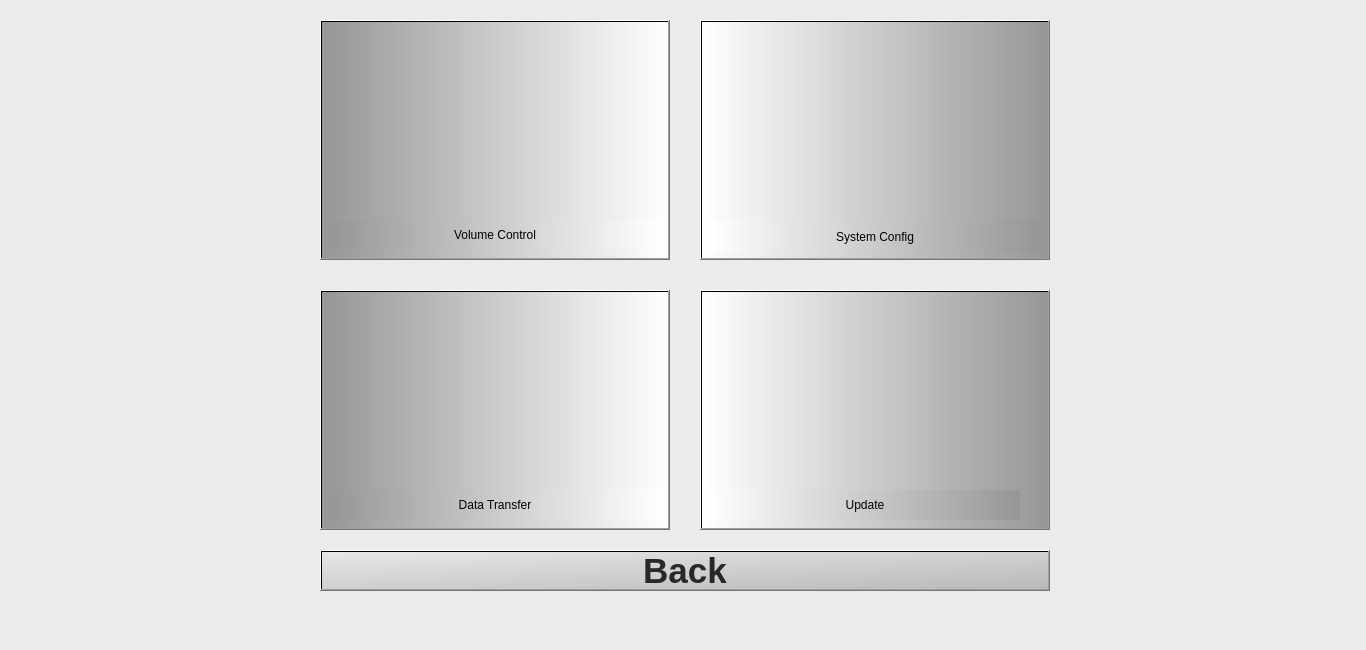
Above: settings.ui from gurpartap007/qtmop before the change. Below: the same form after it.
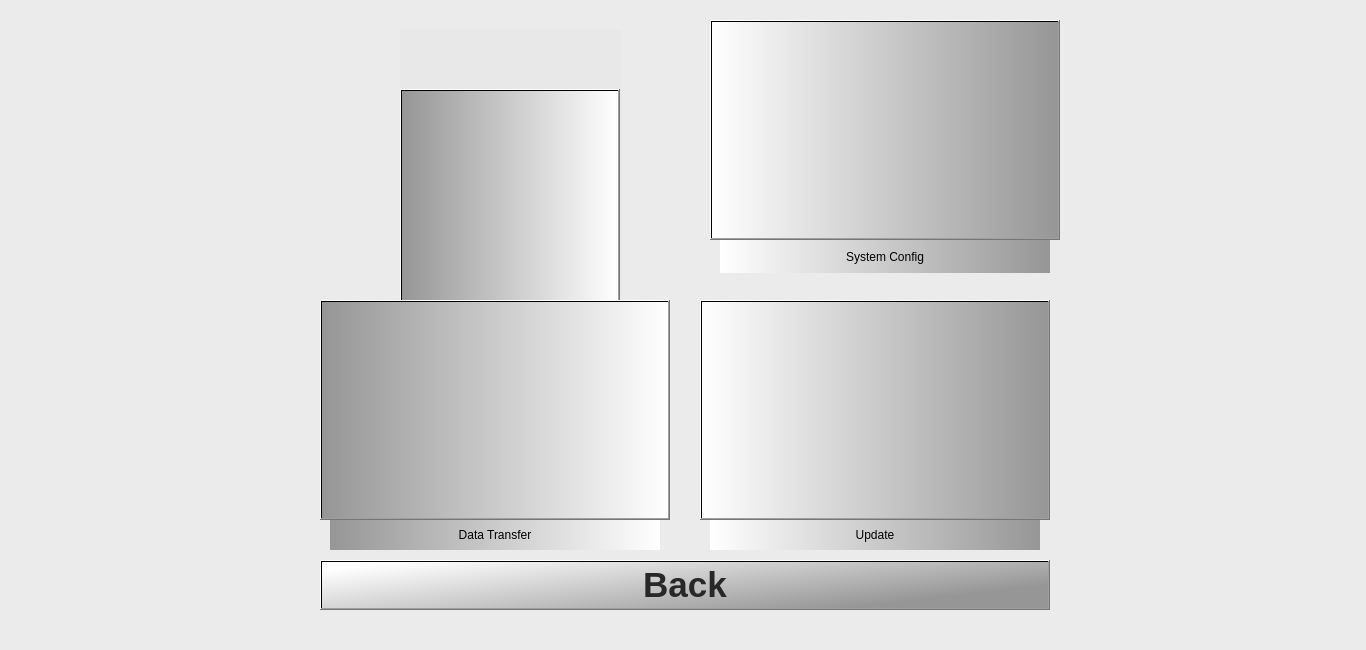
That is the form after the change. Icons and pictures are not drawn.

Diff of the .ui file:
```diff
--- a/settings.ui
+++ b/settings.ui
@@ -16,61 +16,13 @@
   <property name="styleSheet">
    <string notr="true">background-color: qlineargradient(spread:pad, x1:0, y1:0, x1:0, y1:0, stop:0 rgba(230, 230, 230, 130), stop:1 rgba(255, 255, 255, 255));</string>
   </property>
-  <widget class="QPushButton" name="vol_control">
-   <property name="geometry">
-    <rect>
-     <x>320</x>
-     <y>20</y>
-     <width>350</width>
-     <height>240</height>
-    </rect>
-   </property>
-   <property name="sizePolicy">
-    <sizepolicy hsizetype="MinimumExpanding" vsizetype="MinimumExpanding">
-     <horstretch>0</horstretch>
-     <verstretch>0</verstretch>
-    </sizepolicy>
-   </property>
-   <property name="minimumSize">
-    <size>
-     <width>240</width>
-     <height>240</height>
-    </size>
-   </property>
-   <property name="maximumSize">
-    <size>
-     <width>435</width>
-     <height>156</height>
-    </size>
-   </property>
-   <property name="autoFillBackground">
-    <bool>false</bool>
-   </property>
-   <property name="styleSheet">
-    <string notr="true">background-color: rgb(75, 75, 75);
-background-color: qlineargradient(spread:pad, x1:0, y1:0, x2:1, y2:0, stop:0 rgba(150, 150, 150, 255), stop:1 rgba(255, 255, 255, 255));</string>
-   </property>
-   <property name="text">
-    <string/>
-   </property>
-   <property name="icon">
-    <iconset resource="icons.qrc">
-     <normaloff>:/images/vol_control_black.png</normaloff>:/images/vol_control_black.png</iconset>
-   </property>
-   <property name="iconSize">
-    <size>
-     <width>200</width>
-     <height>200</height>
-    </size>
-   </property>
-  </widget>
   <widget class="QPushButton" name="system_config">
    <property name="geometry">
     <rect>
-     <x>700</x>
+     <x>710</x>
      <y>20</y>
      <width>350</width>
-     <height>240</height>
+     <height>220</height>
     </rect>
    </property>
    <property name="sizePolicy">
@@ -81,8 +33,8 @@
    </property>
    <property name="minimumSize">
     <size>
-     <width>240</width>
-     <height>240</height>
+     <width>220</width>
+     <height>220</height>
     </size>
    </property>
    <property name="maximumSize">
@@ -95,8 +47,9 @@
     <bool>false</bool>
    </property>
    <property name="styleSheet">
-    <string notr="true">background-color: rgb(75, 75, 75);
-background-color: qlineargradient(spread:pad, x1:0, y1:0, x2:1, y2:0, stop:1 rgba(150, 150, 150, 255), stop:0 rgba(255, 255, 255, 255));</string>
+    <string notr="true">QPushButton:pressed{background-color: rgb(179, 179, 179); }
+QPushButton{background-color: qlineargradient(spread:pad, x1:0, y1:0, x2:1, y2:0, stop:1 rgba(150, 150, 150, 255), stop:0 rgba(255, 255, 255, 255));}
+</string>
    </property>
    <property name="text">
     <string/>
@@ -116,9 +69,9 @@
    <property name="geometry">
     <rect>
      <x>320</x>
-     <y>290</y>
+     <y>300</y>
      <width>350</width>
-     <height>240</height>
+     <height>220</height>
     </rect>
    </property>
    <property name="sizePolicy">
@@ -129,8 +82,8 @@
    </property>
    <property name="minimumSize">
     <size>
-     <width>240</width>
-     <height>240</height>
+     <width>220</width>
+     <height>220</height>
     </size>
    </property>
    <property name="maximumSize">
@@ -143,8 +96,8 @@
     <bool>false</bool>
    </property>
    <property name="styleSheet">
-    <string notr="true">background-color: rgb(75, 75, 75);
-background-color: qlineargradient(spread:pad, x1:0, y1:0, x2:1, y2:0, stop:0 rgba(150, 150, 150, 255), stop:1 rgba(255, 255, 255, 255));</string>
+    <string notr="true">QPushButton:pressed{background-color: rgb(179, 179, 179); }
+QPushButton{background-color: qlineargradient(spread:pad, x1:0, y1:0, x2:1, y2:0, stop:0 rgba(150, 150, 150, 255), stop:1 rgba(255, 255, 255, 255));}</string>
    </property>
    <property name="text">
     <string/>
@@ -164,9 +117,9 @@
    <property name="geometry">
     <rect>
      <x>700</x>
-     <y>290</y>
+     <y>300</y>
      <width>350</width>
-     <height>240</height>
+     <height>220</height>
     </rect>
    </property>
    <property name="sizePolicy">
@@ -177,8 +130,8 @@
    </property>
    <property name="minimumSize">
     <size>
-     <width>240</width>
-     <height>240</height>
+     <width>220</width>
+     <height>220</height>
     </size>
    </property>
    <property name="maximumSize">
@@ -191,8 +144,9 @@
     <bool>false</bool>
    </property>
    <property name="styleSheet">
-    <string notr="true">background-color: rgb(75, 75, 75);
-background-color: qlineargradient(spread:pad, x1:0, y1:0, x2:1, y2:0, stop:1 rgba(150, 150, 150, 255), stop:0 rgba(255, 255, 255, 255));</string>
+    <string notr="true">QPushButton:pressed{background-color: rgb(179, 179, 179); }
+QPushButton{background-color: qlineargradient(spread:pad, x1:0, y1:0, x2:1, y2:0, stop:1 rgba(150, 150, 150, 255), stop:0 rgba(255, 255, 255, 255));}
+</string>
    </property>
    <property name="text">
     <string/>
@@ -208,45 +162,11 @@
     </size>
    </property>
   </widget>
-  <widget class="QLabel" name="select_route_label">
-   <property name="geometry">
-    <rect>
-     <x>330</x>
-     <y>220</y>
-     <width>330</width>
-     <height>30</height>
-    </rect>
-   </property>
-   <property name="sizePolicy">
-    <sizepolicy hsizetype="MinimumExpanding" vsizetype="Fixed">
-     <horstretch>0</horstretch>
-     <verstretch>0</verstretch>
-    </sizepolicy>
-   </property>
-   <property name="maximumSize">
-    <size>
-     <width>435</width>
-     <height>33</height>
-    </size>
-   </property>
-   <property name="styleSheet">
-    <string notr="true">font: 20pt &quot;Sans Serif&quot;;
-color: rgb(0, 0, 0);
-background-color: rgb(230, 230, 230);
-background-color: qlineargradient(spread:pad, x1:0, y1:0, x2:1, y2:0, stop:0 rgba(150, 150, 150, 255), stop:1 rgba(255, 255, 255, 255));</string>
-   </property>
-   <property name="text">
-    <string>Volume Control</string>
-   </property>
-   <property name="alignment">
-    <set>Qt::AlignCenter</set>
-   </property>
-  </widget>
   <widget class="QLabel" name="select_route_label_2">
    <property name="geometry">
     <rect>
-     <x>710</x>
-     <y>220</y>
+     <x>720</x>
+     <y>240</y>
      <width>330</width>
      <height>33</height>
     </rect>
@@ -280,7 +200,7 @@
    <property name="geometry">
     <rect>
      <x>330</x>
-     <y>490</y>
+     <y>520</y>
      <width>330</width>
      <height>30</height>
     </rect>
@@ -314,8 +234,8 @@
    <property name="geometry">
     <rect>
      <x>710</x>
-     <y>490</y>
-     <width>310</width>
+     <y>520</y>
+     <width>330</width>
      <height>30</height>
     </rect>
    </property>
@@ -348,9 +268,9 @@
    <property name="geometry">
     <rect>
      <x>320</x>
-     <y>550</y>
+     <y>560</y>
      <width>730</width>
-     <height>41</height>
+     <height>50</height>
     </rect>
    </property>
    <property name="font">
@@ -364,13 +284,116 @@
     <bool>false</bool>
    </property>
    <property name="styleSheet">
-    <string notr="true">background-color: qlineargradient(spread:pad, x0:0, y0:0, x1:1, y1:1, stop:0 rgba(150, 150, 150, 150), stop:1 rgba(230, 230, 230, 200));
-color: rgb(40, 40, 40);</string>
+    <string notr="true">QPushButton:pressed{background-color: rgb(179, 179, 179); }
+QPushButton{background-color: qlineargradient(spread:pad, x0:0, y0:0, x1:1, y1:1, stop:0 rgba(150, 150, 150, 150), stop:1 rgba(230, 230, 230, 200));}
+QPushButton{color: rgb(40, 40, 40);}
+
+QPushButton{background-color: qlineargradient(spread:pad, x1:0.1, y1:0, x2:1, y2:0.5, stop:1 rgba(150, 150, 150, 255), stop:0 rgba(255, 255, 255, 255));}
+</string>
    </property>
    <property name="text">
     <string>Back</string>
    </property>
   </widget>
+  <widget class="QWidget" name="">
+   <property name="geometry">
+    <rect>
+     <x>400</x>
+     <y>30</y>
+     <width>222</width>
+     <height>341</height>
+    </rect>
+   </property>
+   <layout class="QVBoxLayout" name="verticalLayout">
+    <item>
+     <widget class="QPushButton" name="vol_control">
+      <property name="sizePolicy">
+       <sizepolicy hsizetype="MinimumExpanding" vsizetype="Minimum">
+        <horstretch>0</horstretch>
+        <verstretch>0</verstretch>
+       </sizepolicy>
+      </property>
+      <property name="minimumSize">
+       <size>
+        <width>220</width>
+        <height>220</height>
+       </size>
+      </property>
+      <property name="maximumSize">
+       <size>
+        <width>220</width>
+        <height>156</height>
+       </size>
+      </property>
+      <property name="autoFillBackground">
+       <bool>false</bool>
+      </property>
+      <property name="styleSheet">
+       <string notr="true">QPushButton:pressed{background-color: rgb(179, 179, 179); }
+QPushButton{background-color: qlineargradient(spread:pad, x1:0, y1:0, x2:1, y2:0, stop:0 rgba(150, 150, 150, 255), stop:1 rgba(255, 255, 255, 255));}</string>
+      </property>
+      <property name="text">
+       <string/>
+      </property>
+      <property name="icon">
+       <iconset resource="icons.qrc">
+        <normaloff>:/images/vol_control_black.png</normaloff>:/images/vol_control_black.png</iconset>
+      </property>
+      <property name="iconSize">
+       <size>
+        <width>200</width>
+        <height>200</height>
+       </size>
+      </property>
+     </widget>
+    </item>
+    <item>
+     <widget class="QLabel" name="select_route_label">
+      <property name="sizePolicy">
+       <sizepolicy hsizetype="MinimumExpanding" vsizetype="Fixed">
+        <horstretch>0</horstretch>
+        <verstretch>0</verstretch>
+       </sizepolicy>
+      </property>
+      <property name="minimumSize">
+       <size>
+        <width>220</width>
+        <height>33</height>
+       </size>
+      </property>
+      <property name="maximumSize">
+       <size>
+        <width>435</width>
+        <height>33</height>
+       </size>
+      </property>
+      <property name="styleSheet">
+       <string notr="true">font: 20pt &quot;Sans Serif&quot;;
+color: rgb(0, 0, 0);
+background-color: rgb(230, 230, 230);
+background-color: qlineargradient(spread:pad, x1:0, y1:0, x2:1, y2:0, stop:0 rgba(150, 150, 150, 255), stop:1 rgba(255, 255, 255, 255));</string>
+      </property>
+      <property name="text">
+       <string>Volume Control</string>
+      </property>
+      <property name="alignment">
+       <set>Qt::AlignCenter</set>
+      </property>
+     </widget>
+    </item>
+   </layout>
+   <zorder>select_route_label</zorder>
+   <zorder>vol_control</zorder>
+  </widget>
+  <zorder>select_route_label</zorder>
+  <zorder>vol_control</zorder>
+  <zorder>system_config</zorder>
+  <zorder>data_transfer</zorder>
+  <zorder>update</zorder>
+  <zorder>select_route_label_2</zorder>
+  <zorder>select_route_label_3</zorder>
+  <zorder>select_route_label_4</zorder>
+  <zorder>settings_back_button</zorder>
  </widget>
  <resources>
   <include location="icons.qrc"/>
```
